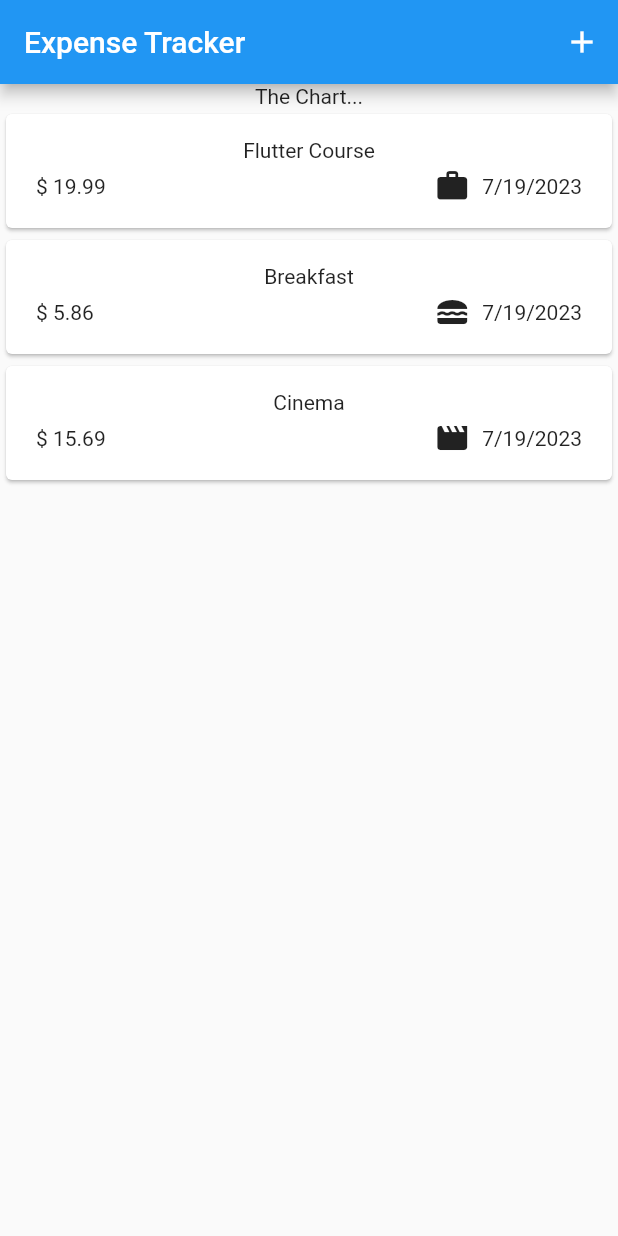
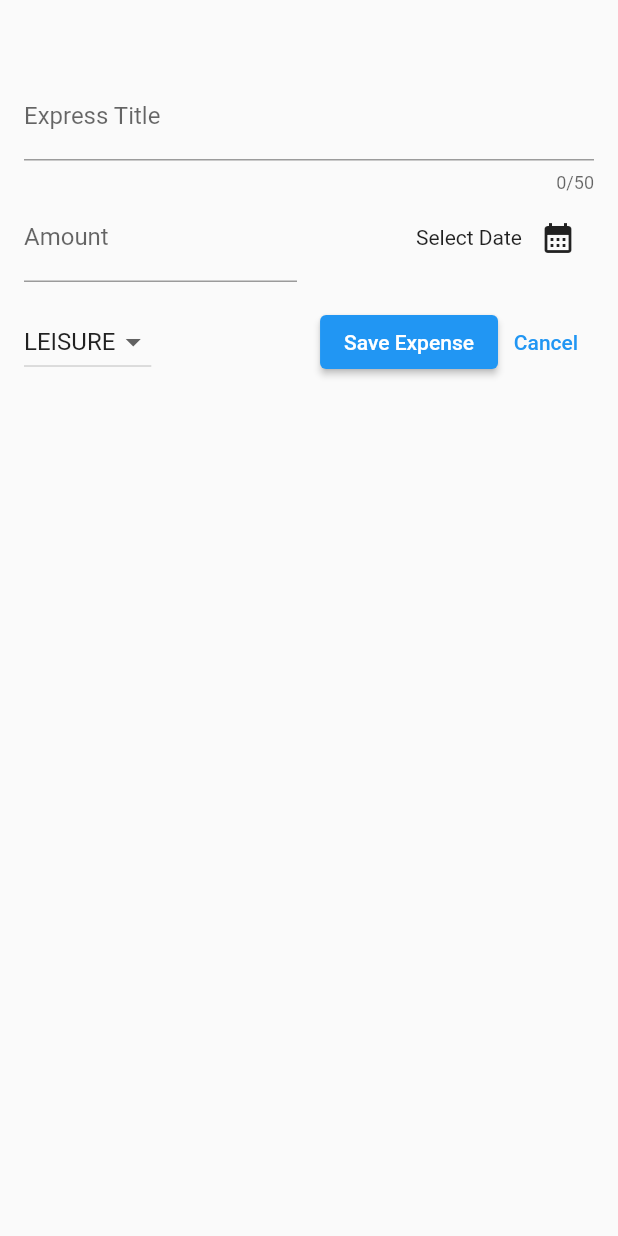
Before and after one commit to MichealMoris/Flutter-Expense-Tracker, a Flutter app: the screen it shows after launch, after a tap on the "add" icon, on a phone screen of 412 x 824 dp. Run offline on Flutter 3.47's test engine with Material 2 defaults, Android fonts, the phone set to English and light mode, and no system bars.

Commit message:
Expense Bottom Modal Sheet finished...

```diff
--- a/lib/widgets/expenses.dart
+++ b/lib/widgets/expenses.dart
@@ -1,5 +1,6 @@
 import 'package:expense_tracker/widgets/expenses_list/expenses_list.dart';
 import 'package:expense_tracker/model/expense.dart';
+import 'package:expense_tracker/widgets/new_expense.dart';
 import 'package:flutter/material.dart';
 
 class Expenses extends StatefulWidget {
@@ -11,34 +12,57 @@ class Expenses extends StatefulWidget {
 }
 
 class _ExpensesState extends State<Expenses> {
-  final List<Expense> registerExpense = [
-    Expense(
-      title: 'Flutter Course',
-      amount: 19.99,
-      date: DateTime.now(),
-      category: Category.work,
-    ),
-    Expense(
-      title: 'Breakfast',
-      amount: 5.86,
-      date: DateTime.now(),
-      category: Category.food,
-    ),
-    Expense(
-      title: 'Cinema',
-      amount: 15.69,
-      date: DateTime.now(),
-      category: Category.leisure,
-    ),
-  ];
+  final List<Expense> _registeredExpense = [];
+
+  void _removeExpense(Expense expense) {
+    final expenseIndex = _registeredExpense.indexOf(expense);
+    setState(() {
+      _registeredExpense.remove(expense);
+    });
+    ScaffoldMessenger.of(context).clearSnackBars();
+    ScaffoldMessenger.of(context).showSnackBar(
+      SnackBar(
+        duration: const Duration(
+          seconds: 2,
+        ),
+        content: const Text('Expense deleted successfully.'),
+        action: SnackBarAction(
+          label: 'Undo',
+          onPressed: () {
+            setState(() {
+              _registeredExpense.insert(expenseIndex, expense);
+            });
+          },
+        ),
+      ),
+    );
+  }
+
+  void _addNewExpense(Expense newExpense) {
+    setState(() {
+      _registeredExpense.add(newExpense);
+    });
+  }
+
+  void _openAddExpenseOverlay() {
+    showModalBottomSheet(
+      isScrollControlled: true,
+      context: context,
+      builder: (ctx) => NewExpense(_addNewExpense),
+    );
+  }
+
   @override
   Widget build(context) {
+    Widget _originalContent = const Center(
+      child: Text('There is no Expenses. Let\'s add some.'),
+    );
     return Scaffold(
       appBar: AppBar(
         title: const Text('Expense Tracker'),
         actions: [
           IconButton(
-              onPressed: () {},
+              onPressed: _openAddExpenseOverlay,
               icon: const Icon(
                 Icons.add,
               )),
@@ -48,7 +72,12 @@ class _ExpensesState extends State<Expenses> {
         children: [
           const Text('The Chart...'),
           Expanded(
-            child: ExpensesList(expensesList: registerExpense),
+            child: _registeredExpense.isEmpty
+                ? _originalContent
+                : ExpensesList(
+                    expensesList: _registeredExpense,
+                    onRemoveExpense: _removeExpense,
+                  ),
           ),
         ],
       ),
--- a/lib/widgets/expenses_list/expenses_list.dart
+++ b/lib/widgets/expenses_list/expenses_list.dart
@@ -4,12 +4,22 @@ import 'package:flutter/material.dart';
 
 class ExpensesList extends StatelessWidget {
   final List<Expense> expensesList;
-  const ExpensesList({super.key, required this.expensesList});
+  final void Function(Expense expense) onRemoveExpense;
+  const ExpensesList(
+      {super.key, required this.expensesList, required this.onRemoveExpense});
   @override
   Widget build(context) {
     return ListView.builder(
       itemCount: expensesList.length,
-      itemBuilder: ((context, index) => ExpensesItem(expensesList[index])),
+      itemBuilder: ((context, index) => Dismissible(
+            key: ValueKey(expensesList[index]),
+            child: ExpensesItem(
+              expensesList[index],
+            ),
+            onDismissed: (direction) {
+              onRemoveExpense(expensesList[index]);
+            },
+          )),
     );
   }
 }
--- /dev/null
+++ b/lib/widgets/new_expense.dart
@@ -0,0 +1,174 @@
+import 'package:flutter/material.dart';
+import 'package:expense_tracker/model/expense.dart';
+
+class NewExpense extends StatefulWidget {
+  final void Function(Expense) onAddExpense;
+  const NewExpense(this.onAddExpense, {super.key});
+  @override
+  State<NewExpense> createState() {
+    return _NewExpenseState();
+  }
+}
+
+class _NewExpenseState extends State<NewExpense> {
+  final _titleController = TextEditingController();
+  final _amountController = TextEditingController();
+  Category _selectedCategory = Category.leisure;
+  DateTime? _selectedDate;
+
+  void _presentDatePicker() async {
+    final now = DateTime.now();
+    final firstDate = DateTime(
+      now.year - 1,
+      now.month,
+      now.day,
+    );
+    final pickedDate = await showDatePicker(
+        context: context,
+        initialDate: now,
+        firstDate: firstDate,
+        lastDate: now);
+    setState(() {
+      _selectedDate = pickedDate;
+    });
+  }
+
+  void _submitExpenseData() {
+    final enteredAmount = double.tryParse(_amountController.text);
+    final amountIsInvalid = enteredAmount == null || enteredAmount <= 0;
+    if (_titleController.text.trim().isEmpty ||
+        amountIsInvalid ||
+        _selectedDate == null) {
+      showDialog(
+        context: context,
+        builder: (ctx) => AlertDialog(
+          title: const Text('Invalid input'),
+          content: const Text('Please enter a valid title, amount, or date...'),
+          actions: [
+            TextButton(
+              onPressed: () {
+                Navigator.pop(ctx);
+              },
+              child: const Text('Okay'),
+            )
+          ],
+        ),
+      );
+      return;
+    }
+    widget.onAddExpense(
+      Expense(
+          title: _titleController.text,
+          amount: enteredAmount,
+          date: _selectedDate!,
+          category: _selectedCategory),
+    );
+    Navigator.pop(context);
+  }
+
+  @override
+  void dispose() {
+    _titleController.dispose();
+    _amountController.dispose();
+    super.dispose();
+  }
+
+  @override
+  Widget build(context) {
+    return Padding(
+      padding: const EdgeInsets.fromLTRB(
+        16,
+        48,
+        16,
+        16,
+      ),
+      child: Column(
+        children: [
+          TextField(
+            controller: _titleController,
+            maxLength: 50,
+            keyboardType: TextInputType.text,
+            decoration: const InputDecoration(
+              label: Text('Express Title'),
+            ),
+          ),
+          Row(
+            children: [
+              Expanded(
+                child: TextField(
+                  controller: _amountController,
+                  keyboardType: TextInputType.number,
+                  decoration: const InputDecoration(
+                    prefixText: '\$ ',
+                    label: Text('Amount'),
+                  ),
+                ),
+              ),
+              const SizedBox(
+                width: 16,
+              ),
+              Expanded(
+                child: Row(
+                  mainAxisAlignment: MainAxisAlignment.end,
+                  crossAxisAlignment: CrossAxisAlignment.center,
+                  children: [
+                    Text(
+                      _selectedDate == null
+                          ? 'Select Date'
+                          : formatter.format(
+                              _selectedDate!,
+                            ),
+                    ),
+                    IconButton(
+                      onPressed: _presentDatePicker,
+                      icon: const Icon(
+                        Icons.calendar_month,
+                      ),
+                    )
+                  ],
+                ),
+              ),
+            ],
+          ),
+          const SizedBox(
+            height: 16,
+          ),
+          Row(
+            children: [
+              DropdownButton(
+                value: _selectedCategory,
+                items: Category.values
+                    .map(
+                      (category) => DropdownMenuItem(
+                        value: category,
+                        child: Text(
+                          category.name.toUpperCase(),
+                        ),
+                      ),
+                    )
+                    .toList(),
+                onChanged: (value) {
+                  if (value == null) return;
+                  setState(() {
+                    _selectedCategory = value;
+                  });
+                },
+              ),
+              const Spacer(),
+              ElevatedButton(
+                onPressed: _submitExpenseData,
+                child: const Text('Save Expense'),
+              ),
+              TextButton(
+                onPressed: () {
+                  Navigator.pop(context);
+                },
+                child: const Text('Cancel'),
+              )
+            ],
+          ),
+        ],
+      ),
+    );
+  }
+}
```
